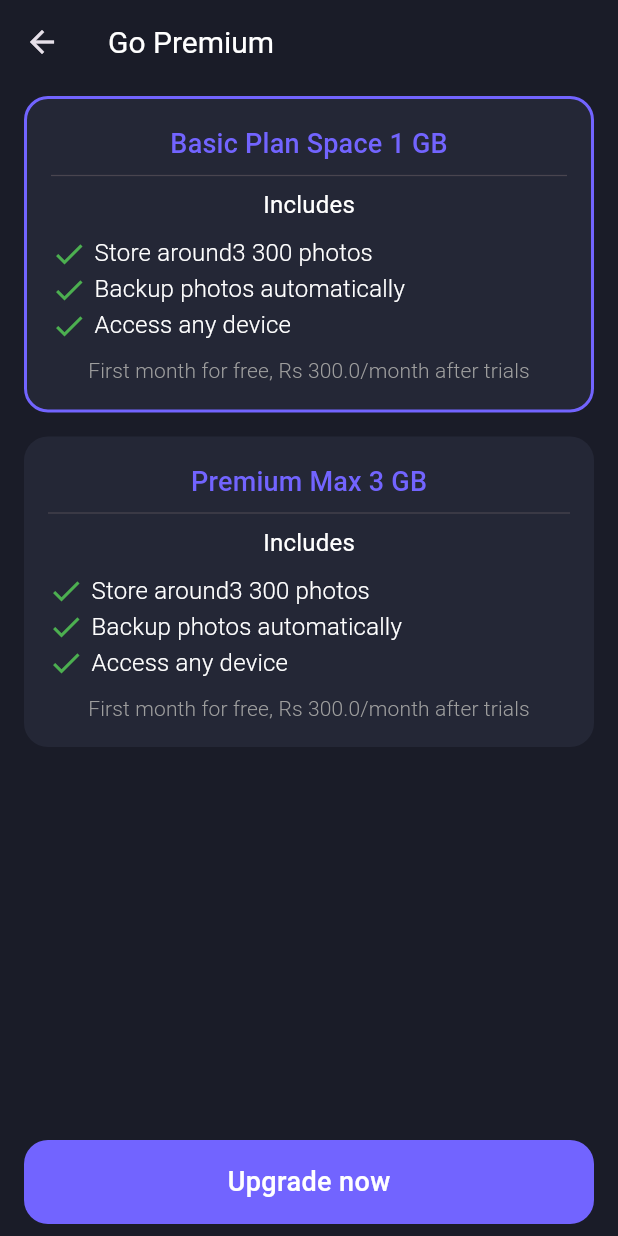
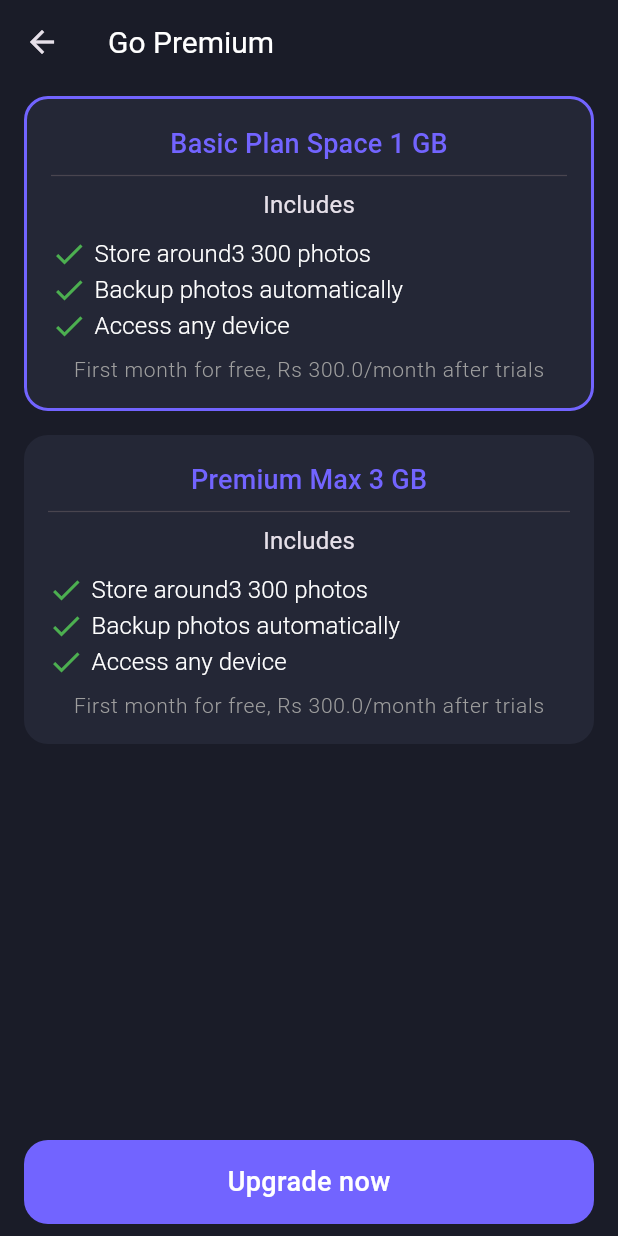
Before and after one commit to antonio-pedro99/file-space-mobile-app, a Flutter app: the UpgradeAccountPage screen opened directly, on a phone screen of 412 x 824 dp. Run offline on Flutter 3.47's test engine with Material 3 defaults, Android fonts, the phone set to English and light mode, and no system bars; our stand-ins replace animated_bottom_navigation_bar, bloc, dio, file_picker, flutter_bloc, permission_handler and 2 more; missing offline and left inert: amplify_auth_cognito, amplify_flutter, amplify_storage_s3, d_chart; accounts and stored records are empty.

```diff
--- a/lib/views/page/desktop/deskotps.dart
+++ b/lib/views/page/desktop/deskotps.dart
@@ -75,7 +75,7 @@ class _MyHomePageState extends State<DesktopFilesPage> {
                         child: Text(
                           "You do not have any sync folder. Install our desktop app on your laptop",
                           textAlign: TextAlign.center,
-                          style: Theme.of(context).textTheme.headline5,
+                          style: Theme.of(context).textTheme.headlineMedium,
                         ),
                       ),
               ))),
--- a/lib/views/page/home/widgets/file_tile.dart
+++ b/lib/views/page/home/widgets/file_tile.dart
@@ -168,7 +168,7 @@ void showOptions(BuildContext context, IconData iconData, PathObject file,
                             !file.isFolder!
                                 ? " ${file.fileSize!.toDouble().getSizeFormat().keys.first.toStringAsFixed(2)} ${file.fileSize!.toDouble().getSizeFormat().values.first}, ${file.modified!}"
                                 : file.modified!,
-                            style: Theme.of(context).textTheme.subtitle1,
+                            style: Theme.of(context).textTheme.labelLarge,
                           ),
                         ],
                       ),
--- a/lib/views/page/shared/shared.dart
+++ b/lib/views/page/shared/shared.dart
@@ -1,4 +1,3 @@
-import 'package:amplify_flutter/amplify_flutter.dart';
 import 'package:flutter/material.dart';
 import 'package:space_client_app/views/widgets/input_text.dart';
 
@@ -9,8 +8,6 @@ class SharedPage extends StatefulWidget {
 }
 
 class _MyHomePageState extends State<SharedPage> {
-  late final Future<ListResult> files;
-
   @override
   void initState() {
     super.initState();
--- a/lib/views/page/upgrade/widgets/subscription_tile.dart
+++ b/lib/views/page/upgrade/widgets/subscription_tile.dart
@@ -49,7 +49,7 @@ class SubscriptionTile extends StatelessWidget {
                           ),
                           const SizedBox(width: 5),
                           Text(e,
-                              style: textTheme.subtitle1!.copyWith(
+                              style: textTheme.labelLarge!.copyWith(
                                   fontSize: 16, fontWeight: FontWeight.w300)),
                         ],
                       ))
@@ -58,7 +58,7 @@ class SubscriptionTile extends StatelessWidget {
             const SizedBox(height: 8),
             Text(
               "First month for free, Rs ${subscription.price!}/month after trials",
-              style: textTheme.subtitle2!
+              style: textTheme.labelMedium!
                   .copyWith(fontSize: 14, fontWeight: FontWeight.w300),
             ),
           ],
--- a/lib/views/theme/theme.dart
+++ b/lib/views/theme/theme.dart
@@ -46,28 +46,28 @@ class MyAppTheme {
         floatingLabelBehavior: FloatingLabelBehavior.never,
       ),
       textTheme: const TextTheme(
-        headline4: TextStyle(
+        headlineLarge: TextStyle(
           fontSize: 36,
           color: white,
           fontWeight: FontWeight.w500,
         ),
-        headline5: TextStyle(
+        headlineMedium: TextStyle(
           fontSize: 18,
           fontWeight: FontWeight.w500,
         ),
-        headline6: TextStyle(
+        headlineSmall: TextStyle(
           fontSize: 12,
           fontWeight: FontWeight.normal,
         ),
-        bodyText1: TextStyle(
+        bodyLarge: TextStyle(
           fontSize: 13,
           fontWeight: FontWeight.w500,
           color: lightGrey,
         ),
-        subtitle1: TextStyle(
+        labelLarge: TextStyle(
           fontSize: 11,
           color: white,
         ),
-        subtitle2: TextStyle(fontSize: 12, color: grey),
+        labelMedium: TextStyle(fontSize: 12, color: grey),
       ));
 }
--- a/pubspec.yaml
+++ b/pubspec.yaml
@@ -59,7 +59,7 @@ dev_dependencies:
   # activated in the `analysis_options.yaml` file located at the root of your
   # package. See that file for information about deactivating specific lint
   # rules and activating additional ones.
-  flutter_lints: ^2.0.0
+  flutter_lints: ^4.0.0
 
 # For information on the generic Dart part of this file, see the
 # following page: https://dart.dev/tools/pub/pubspec
```
Also changed, not shown: lib/views/page/home/menu.dart (+5 -4 lines), lib/views/page/overview/storage_overview.dart (+6 -6 lines), lib/views/page/profile/profile.dart (+14 -14 lines), pubspec.lock, 1 other file.
